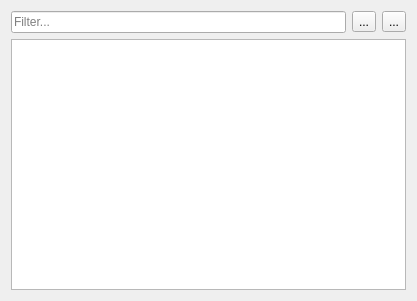
Old version of the form BleachUI/CoreView/InventoryWidget.ui in the repository fatehmtd/RequestFlow.
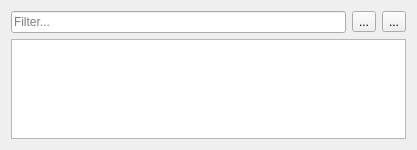
New version of the form.

Commit message: Activate the corresponding log messages widget to the started graph

Diff of the .ui file:
```diff
--- a/BleachUI/CoreView/InventoryWidget.ui
+++ b/BleachUI/CoreView/InventoryWidget.ui
@@ -7,13 +7,13 @@
     <x>0</x>
     <y>0</y>
     <width>417</width>
-    <height>301</height>
+    <height>150</height>
    </rect>
   </property>
   <property name="minimumSize">
    <size>
     <width>417</width>
-    <height>301</height>
+    <height>150</height>
    </size>
   </property>
   <property name="windowTitle">
```
The commit also changes 2 other files.
